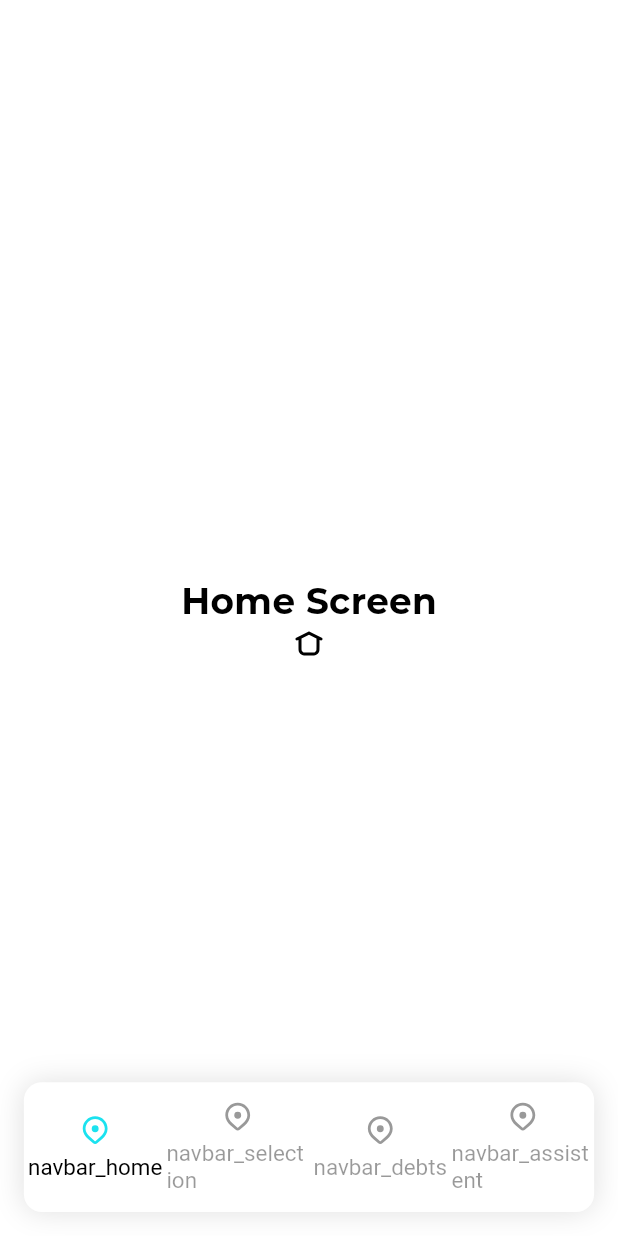
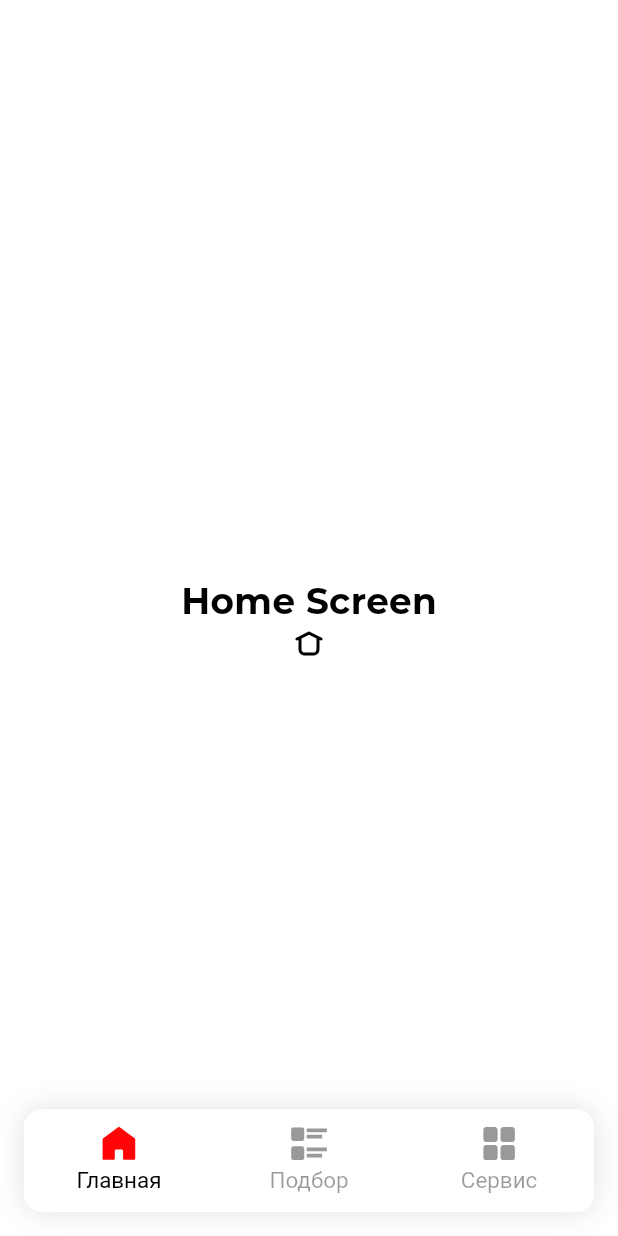
Before and after one commit to bitk0der/finuslugi-satelit-flutter-1, a Flutter app: the screen it shows after launch, on a phone screen of 412 x 824 dp. Run offline on Flutter 3.47's test engine with Material 3 defaults, Android fonts, the phone set to English and light mode, and no system bars; our stand-ins replace auto_route, cached_network_image, connectivity_plus, dio, dotted_decoration, equatable and 18 more; missing offline and left inert: appmetrica_plugin, background_fetch, contentsize_tabbarview, dio_smart_retry, json_store, loadmore; accounts and stored records are empty; generated files the repository leaves out were written again; Roboto replaces fonts that are missing (SFProDisplay); project files that could hold a hidden picture were left out.

Commit message:
change layout for navbar

```diff
--- a/lib/core/app_root_screen.dart
+++ b/lib/core/app_root_screen.dart
@@ -21,21 +21,18 @@ class AppRootScreen extends StatefulWidget {
 class _AppRootScreenState extends State<AppRootScreen> {
   final routes = [
     const HomeRouter(),
-    const HomeRouter(),
-    const HomeRouter(),
-    const HomeRouter(),
+    const SelectionRouter(),
+    const ServiceRouter(),
   ];
   final _icons = [
-    Assets.icons.navBarIcons.mapNavBarIcon,
-    Assets.icons.navBarIcons.mapNavBarIcon,
-    Assets.icons.navBarIcons.mapNavBarIcon,
-    Assets.icons.navBarIcons.mapNavBarIcon,
+    Assets.icons.navBarIcons.home,
+    Assets.icons.navBarIcons.selection,
+    Assets.icons.navBarIcons.service,
   ];
   late final _labels = [
-    'navbar_home',
-    'navbar_selection',
-    'navbar_debts',
-    'navbar_assistent',
+    'Главная',
+    'Подбор',
+    'Сервис',
   ];
 
   @override
@@ -121,7 +118,7 @@ class _AppRootScreenState extends State<AppRootScreen> {
       child: Column(
         children: [
           AnimatedCrossFade(
-            firstChild: getIcon(icon, ColorStyles.blue),
+            firstChild: getIcon(icon, ColorStyles.red),
             secondChild: getIcon(
               icon,
               ColorStyles.black.withValues(alpha: 0.4),
--- a/lib/core/theme/app_colors.dart
+++ b/lib/core/theme/app_colors.dart
@@ -11,7 +11,7 @@ class ColorStyles {
   static const Color lightOrange = Color(0xffFFD600);
   static const Color green = Color(0xff2EA36E);
   static const Color blue = Color(0xff1BE2EF);
-
+  static const Color red = Color(0xffFF0508);
   static const grayBorder = Color(0xff797979);
   static const List<Color> detailsGradient = [
     Color(0xffB7E8F7),
--- a/lib/core/widgets/empty_widget.dart
+++ b/lib/core/widgets/empty_widget.dart
@@ -47,7 +47,7 @@ class EmptyWidget extends StatelessWidget {
         padding: EdgeInsets.symmetric(horizontal: 20.w, vertical: 16.h),
         child: AppButton(
           onTap: () {
-            context.navigateTo(const FinServiceMainRouter());
+            /* context.navigateTo(const FinServiceMainRouter()); */
           },
           title:
               'На страницу ${title.contains('банк') ? 'банков' : 'финуслуг'}',
```
Also changed, not shown: lib/core/routes/app_router.dart (+18 -3 lines), lib/gen/assets.gen.dart (+16 -1 lines), assets/icons/nav_bar_icons/home.svg (added), assets/icons/nav_bar_icons/selection.svg (added), assets/icons/nav_bar_icons/service.svg (added), lib/core/routes/app_router.gr.dart.
